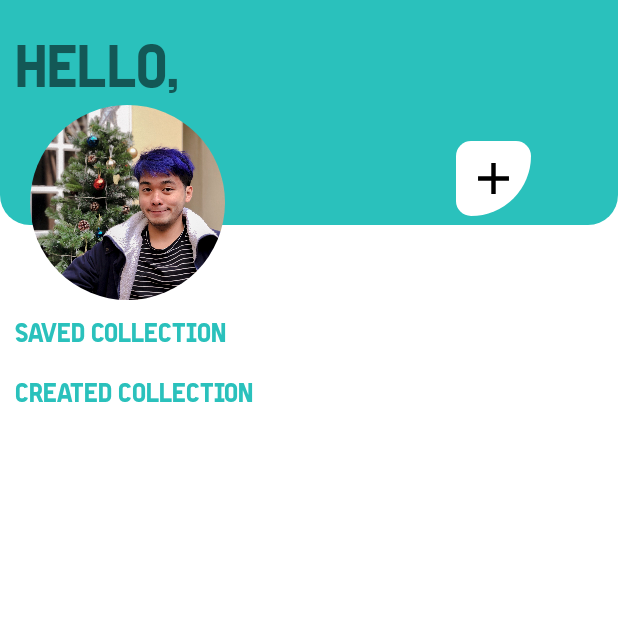
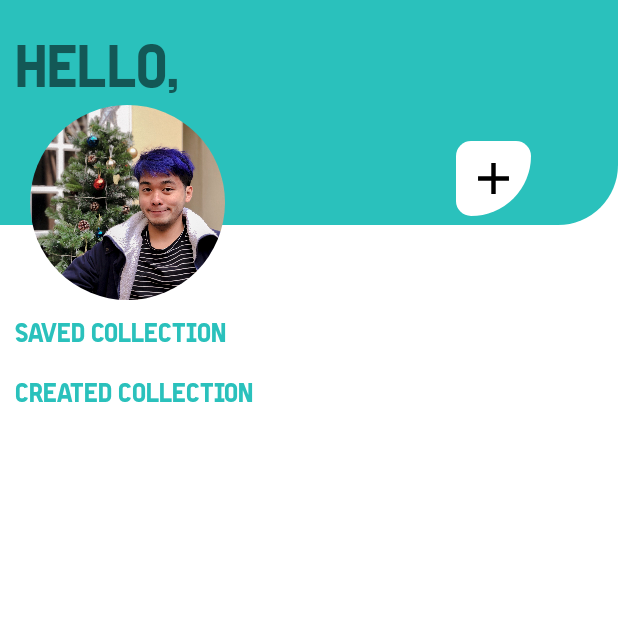
Before and after one commit to fullchicken44/Cook-App, an Android app: the UserProfile screen opened directly, with no data from a screen before it, on a phone screen of 412 x 824 dp, the top half of it. Run offline under Robolectric (Android 15) with nearby library versions, the light colour scheme and no system bars; our stand-ins replace CircleImageView, Firebase (no records; nobody signed in at launch, a user with empty details on screens opened directly), Picasso; pictures from the network do not load; Roboto replaces fonts that are not available here.

Commit message:
Add files via upload

```diff
--- /dev/null
+++ b/app/src/main/res/drawable/round_one_corner.xml
@@ -0,0 +1,8 @@
+<?xml version="1.0" encoding="UTF-8"?>
+<shape xmlns:android="http://schemas.android.com/apk/res/android"
+    android:shape="rectangle">
+    <corners
+        android:bottomRightRadius="40dp"
+        android:bottomLeftRadius="0dp" />
+    <solid android:color="#2AC1BC" />
+</shape>
--- a/app/src/main/res/layout/activity_post_meal_page.xml
+++ b/app/src/main/res/layout/activity_post_meal_page.xml
@@ -9,7 +9,7 @@
         android:layout_width="match_parent"
         android:layout_height="120dp"
         android:layout_alignParentTop="true"
-        android:background="@drawable/round_corner"
+        android:background="@drawable/round_one_corner"
         android:orientation="horizontal" />
 
     <LinearLayout
@@ -27,7 +27,7 @@
             android:layout_width="wrap_content"
             android:layout_height="match_parent"
             android:layout_marginStart="16dp"
-            android:background="@color/colorMain" />
+            android:background="@drawable/ic_baseline_arrow_back_ios_new_24_white" />
     </LinearLayout>
 
     <LinearLayout
--- a/app/src/main/res/layout/activity_user_profile.xml
+++ b/app/src/main/res/layout/activity_user_profile.xml
@@ -13,7 +13,7 @@
         android:layout_width="match_parent"
         android:layout_height="150dp"
         android:layout_alignParentTop="true"
-        android:background="@drawable/round_corner"
+        android:background="@drawable/round_one_corner"
         android:orientation="horizontal" />
 
     <RelativeLayout
@@ -99,8 +99,8 @@
             android:layout_weight="2"
             android:fontFamily="@font/baemin"
             android:textColor="@color/black"
-            tools:text="Billie"
-            android:textSize="50sp" />
+            android:textSize="50sp"
+            tools:text="Billie" />
     </LinearLayout>
 
     <de.hdodenhof.circleimageview.CircleImageView
```
